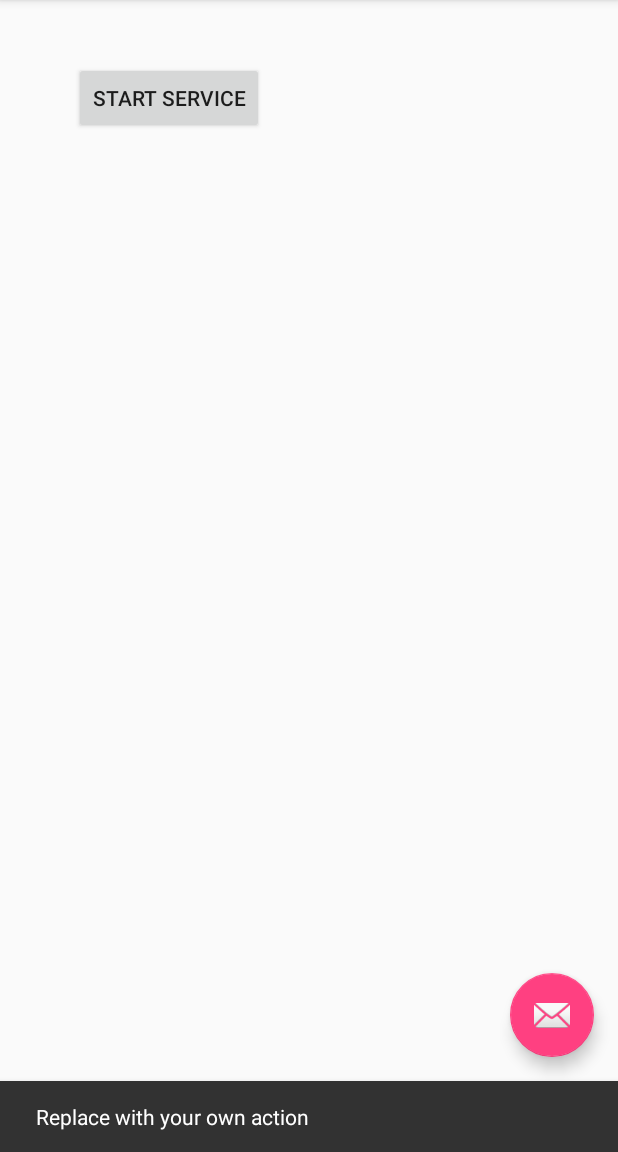
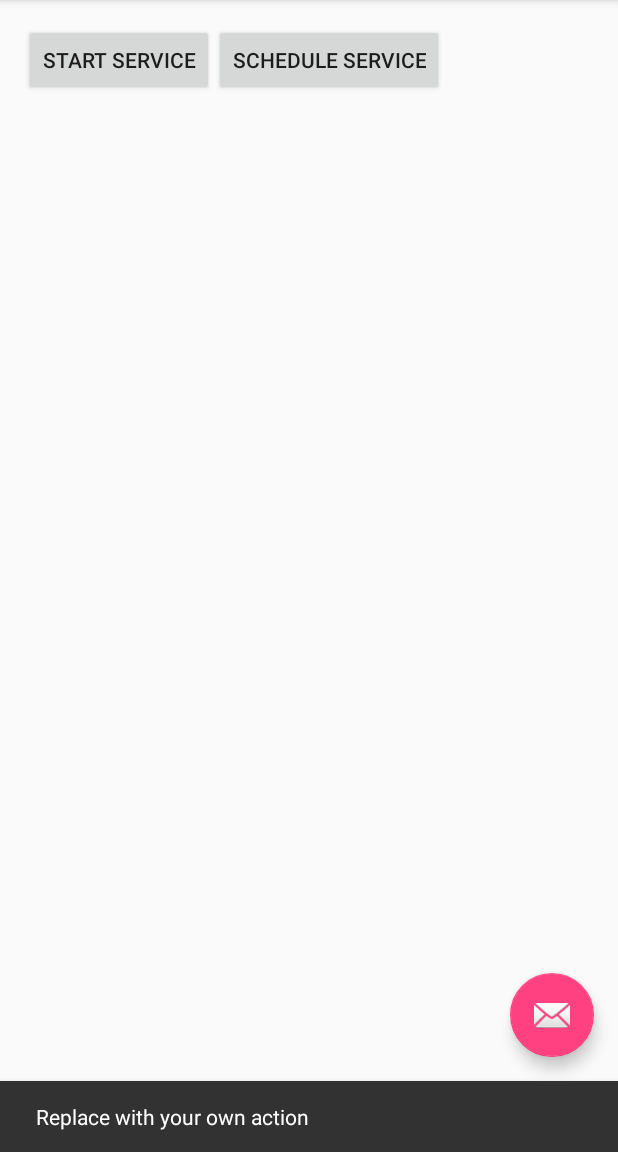
Before and after one commit to gmontoya2483/IntentServiceExample, an Android app: the screen it shows after launch (MainActivity), after a tap on an icon or button, on a phone screen of 412 x 824 dp, the part 84-1236 px from its top. Run offline under Robolectric (Android 15) with nearby library versions, the phone set to English and light mode, and no system bars.

Commit message:
No comments

```diff
--- a/app/src/main/java/com/example/montoya/intentserviceexample/MainActivityFragment.java
+++ b/app/src/main/java/com/example/montoya/intentserviceexample/MainActivityFragment.java
@@ -16,6 +16,7 @@ import com.example.montoya.intentserviceexample.Services.MiService;
 public class MainActivityFragment extends Fragment {
 
     private Button mStartService;
+    private Button mScheduleService;
 
     public MainActivityFragment() {
     }
@@ -30,13 +31,35 @@ public class MainActivityFragment extends Fragment {
                              Bundle savedInstanceState) {
         View rootView =inflater.inflate(R.layout.fragment_main, container, false);
 
+
+        //
         mStartService=(Button)rootView.findViewById(R.id.btnStartService);
+        mScheduleService=(Button) rootView.findViewById(R.id.btnScheduleService);
+
+
+
+
+        // Listeners
         mStartService.setOnClickListener(new View.OnClickListener() {
             @Override
             public void onClick(View view) {
                 startService();
             }
         });
+
+
+
+        mScheduleService.setOnClickListener(new View.OnClickListener() {
+            @Override
+            public void onClick(View view) {
+
+
+
+
+
+            }
+        });
+
 
 
 
@@ -68,4 +91,7 @@ public class MainActivityFragment extends Fragment {
 
 
 
+
+
+
 }
--- a/app/src/main/res/layout/fragment_main.xml
+++ b/app/src/main/res/layout/fragment_main.xml
@@ -1,11 +1,9 @@
-<RelativeLayout xmlns:android="http://schemas.android.com/apk/res/android"
+<LinearLayout xmlns:android="http://schemas.android.com/apk/res/android"
     xmlns:tools="http://schemas.android.com/tools"
     android:layout_width="match_parent"
     android:layout_height="match_parent"
-    android:paddingBottom="@dimen/activity_vertical_margin"
-    android:paddingLeft="@dimen/activity_horizontal_margin"
-    android:paddingRight="@dimen/activity_horizontal_margin"
-    android:paddingTop="@dimen/activity_vertical_margin"
+    android:padding="16dp"
+    android:orientation="horizontal"
     tools:context="com.example.montoya.intentserviceexample.MainActivityFragment"
     tools:showIn="@layout/activity_main">
 
@@ -15,10 +13,17 @@
         android:layout_height="wrap_content"
         android:text="@string/btn_start_service"
         android:id="@+id/btnStartService"
-        android:layout_alignParentTop="true"
-        android:layout_alignParentLeft="true"
-        android:layout_alignParentStart="true"
-        android:layout_marginLeft="33dp"
-        android:layout_marginStart="33dp"
-        android:layout_marginTop="25dp" />
-</RelativeLayout>
+        />
+
+    <Button
+        android:layout_width="wrap_content"
+        android:layout_height="wrap_content"
+        android:text="@string/btn_schedule_service"
+        android:id="@+id/btnScheduleService"
+
+        />
+
+
+
+
+</LinearLayout>
--- a/app/src/main/res/values/strings.xml
+++ b/app/src/main/res/values/strings.xml
@@ -1,5 +1,6 @@
 <resources>
     <string name="app_name">IntentServiceExample</string>
     <string name="action_settings">Settings</string>
-    <string name="btn_start_service">"Start Service"</string>
+    <string name="btn_start_service">Start Service</string>
+    <string name="btn_schedule_service">Schedule Service</string>
 </resources>
```
